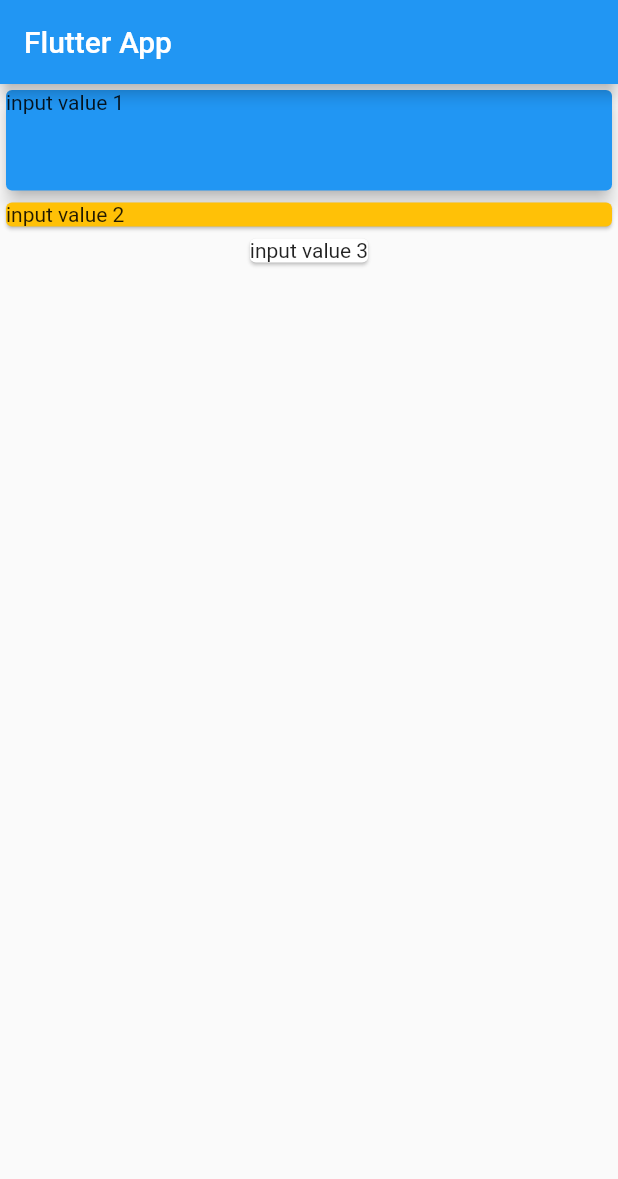
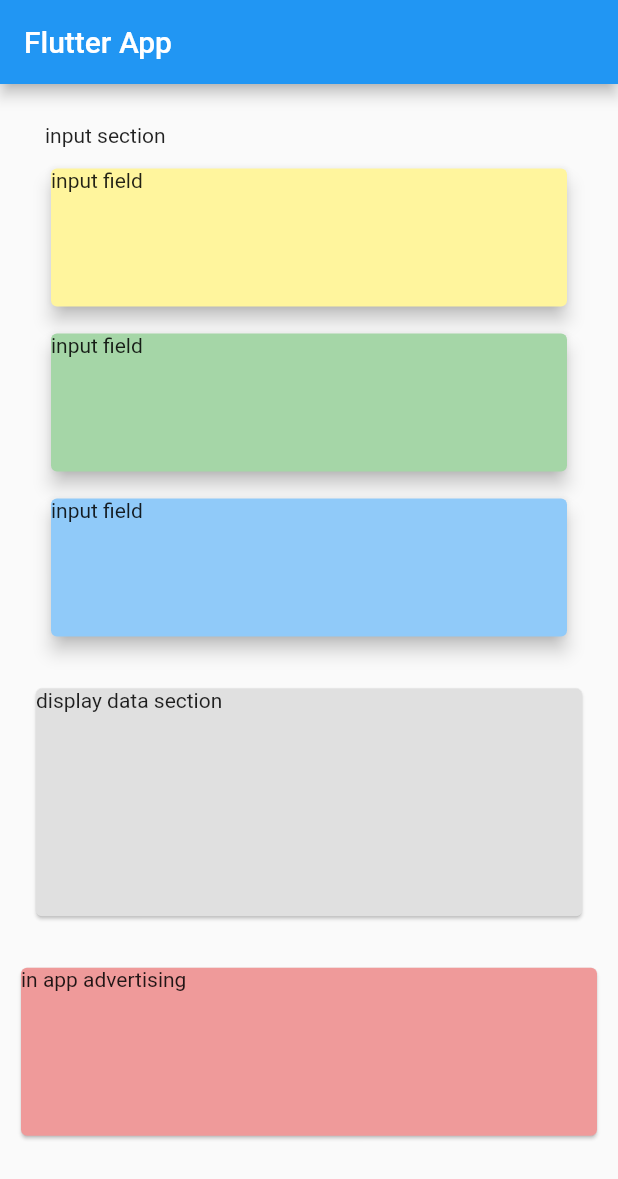
Before and after one commit to carlstep/cambo_app_v2_2, a Flutter app: the screen it shows after launch, on a phone screen of 412 x 824 dp. Shown: the top 1179 px of the screen. Run offline on Flutter 3.47's test engine with Material 2 defaults, Android fonts, the phone set to English and light mode, and no system bars.

Commit message:
setup the transaction.dart file

```diff
--- a/lib/main.dart
+++ b/lib/main.dart
@@ -1,4 +1,6 @@
 import 'package:flutter/material.dart';
+
+import './transaction.dart';
 
 void main() {
   runApp(MyApp());
@@ -15,34 +17,82 @@ class MyApp extends StatelessWidget {
 }
 
 class MyHomePage extends StatelessWidget {
+  final List<Transaction> transactions = [];
+
   @override
   Widget build(BuildContext context) {
     return Scaffold(
       appBar: AppBar(
-        title: Text('Flutter App'),
+        title: const Text('Flutter App'),
       ),
       body: Column(
+        mainAxisAlignment: MainAxisAlignment.spaceEvenly,
+        // main column
         children: [
           Container(
-            width: double.infinity,
-            height: 75,
-            child: Card(
-              color: Colors.blue,
-              elevation: 5,
-              child: Text('input value 1'),
+            padding: EdgeInsets.symmetric(horizontal: 30, vertical: 0),
+            child: Column(
+              // mainAxisAlignment: MainAxisAlignment.center,
+              crossAxisAlignment: CrossAxisAlignment.stretch,
+              children: <Widget>[
+                Text('input section'),
+                SizedBox(
+                  height: 10,
+                ),
+                Container(
+                  height: 100,
+                  child: Card(
+                    elevation: 5,
+                    color: Colors.yellow[200],
+                    child: Text('input field'),
+                  ),
+                ),
+                SizedBox(
+                  height: 10,
+                ),
+                Container(
+                  height: 100,
+                  child: Card(
+                    elevation: 5,
+                    color: Colors.green[200],
+                    child: Text('input field'),
+                  ),
+                ),
+                SizedBox(
+                  height: 10,
+                ),
+                Container(
+                  height: 100,
+                  child: Card(
+                    elevation: 5,
+                    color: Colors.blue[200],
+                    child: Text('input field'),
+                  ),
+                ),
+              ],
             ),
           ),
           Container(
+            padding: EdgeInsets.symmetric(horizontal: 20, vertical: 0),
+            height: 160,
             width: double.infinity,
             child: Card(
-              color: Colors.amber,
-              child: Text('input value 2'),
+              //elevation: 10,
+              color: Colors.grey[300],
+              child: Text('display data section'),
             ),
           ),
           Container(
+            padding: EdgeInsets.symmetric(horizontal: 10, vertical: 0),
+            height: 120,
+            width: double.infinity,
             child: Card(
-              child: Text('input value 3'),
+              color: Colors.red[200],
+              child: Text('in app advertising'),
             ),
+          ),
+          SizedBox(
+            height: 10,
           ),
         ],
       ),
--- /dev/null
+++ b/lib/transaction.dart
@@ -0,0 +1,24 @@
+class Transaction {
+  final String id;
+  final String title;
+  final double amountKhrCurrency;
+  final double amountUsdCurrency;
+  final double amountUserCurrency;
+  final DateTime transactionDate;
+
+  Transaction({
+    required this.id,
+    required this.title,
+    required this.amountKhrCurrency,
+    required this.amountUsdCurrency,
+    required this.amountUserCurrency,
+    required this.transactionDate,
+  });
+  /*
+  other possible data fields
+  - category
+  - person
+  - location
+  */
+
+}
```
